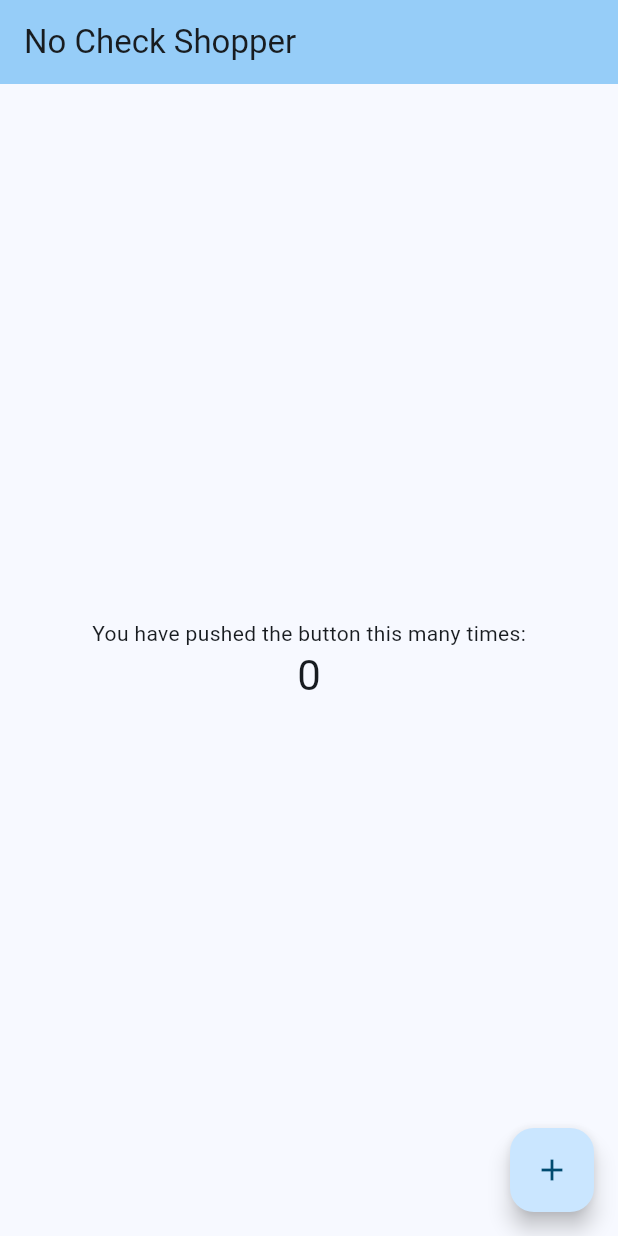
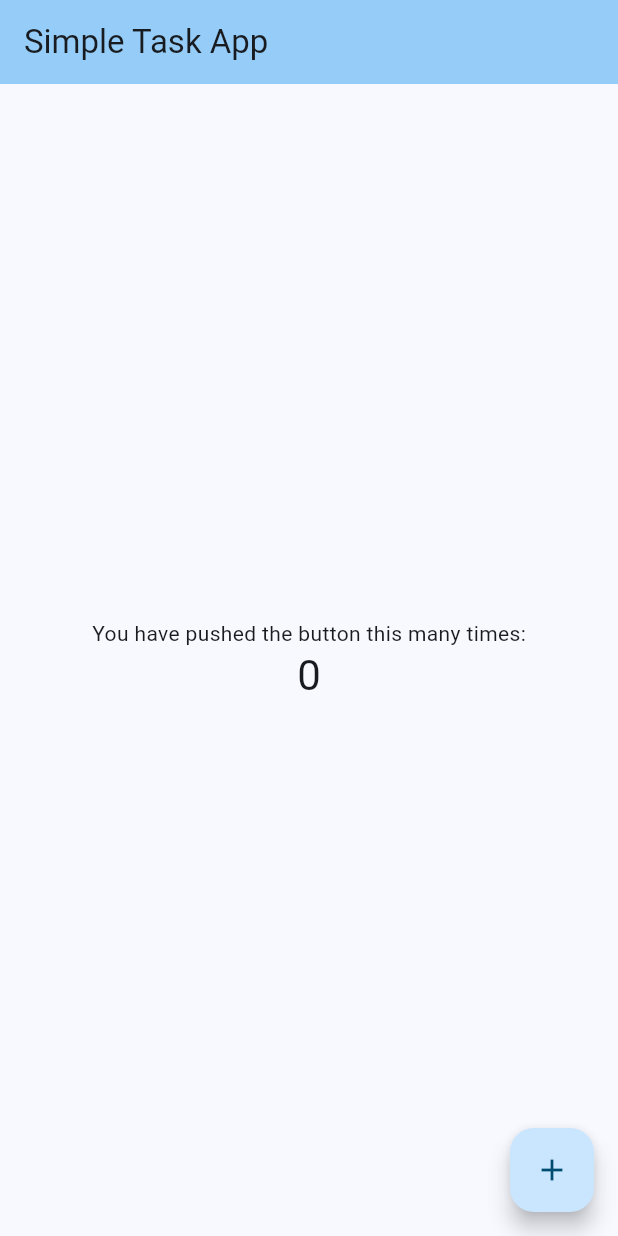
Before and after one commit to steveniannucci/flutter-demo, a Flutter app: the screen it shows after launch, on a phone screen of 412 x 824 dp. Run offline on Flutter 3.47's test engine with Material 3 defaults, Android fonts, the phone set to English and light mode, and no system bars.

Commit message:
Apr 14, 2024, 12:08 PM

```diff
--- a/demo/lib/main.dart
+++ b/demo/lib/main.dart
@@ -11,7 +11,7 @@ class MyApp extends StatelessWidget {
   @override
   Widget build(BuildContext context) {
     return MaterialApp(
-      title: 'No Check Shopper',
+      title: 'Simple Task App',
       theme: ThemeData(
         // This is the theme of your application.
         //
@@ -31,7 +31,7 @@ class MyApp extends StatelessWidget {
         colorScheme: ColorScheme.fromSeed(seedColor: Colors.lightBlue),
         useMaterial3: true,
       ),
-      home: const MyHomePage(title: 'No Check Shopper'),
+      home: const MyHomePage(title: 'Simple Task App'),
     );
   }
 }
```
